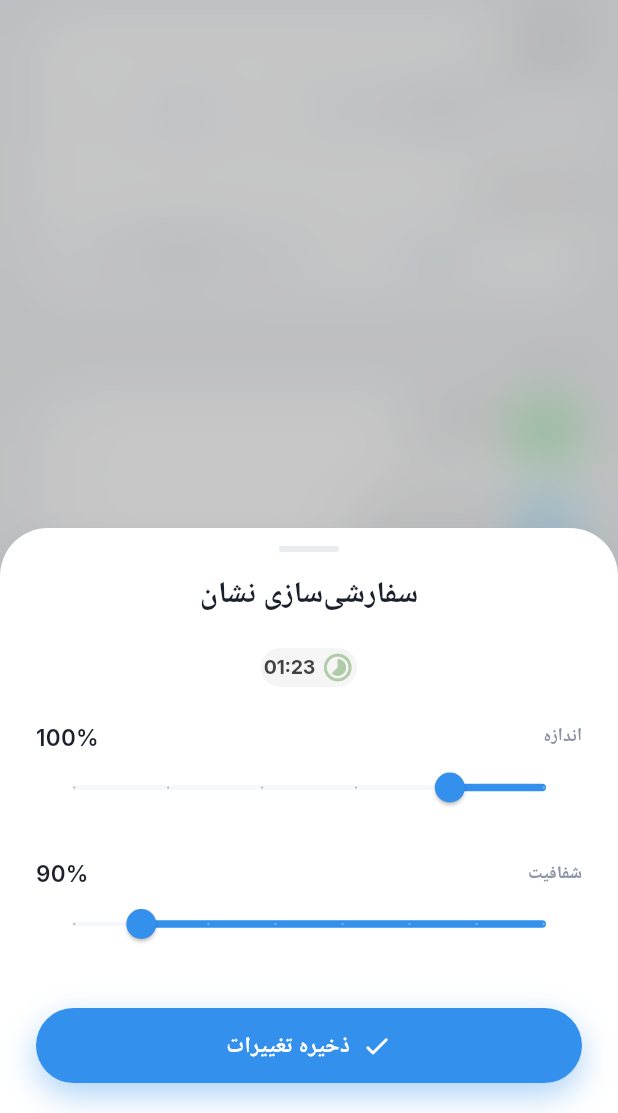
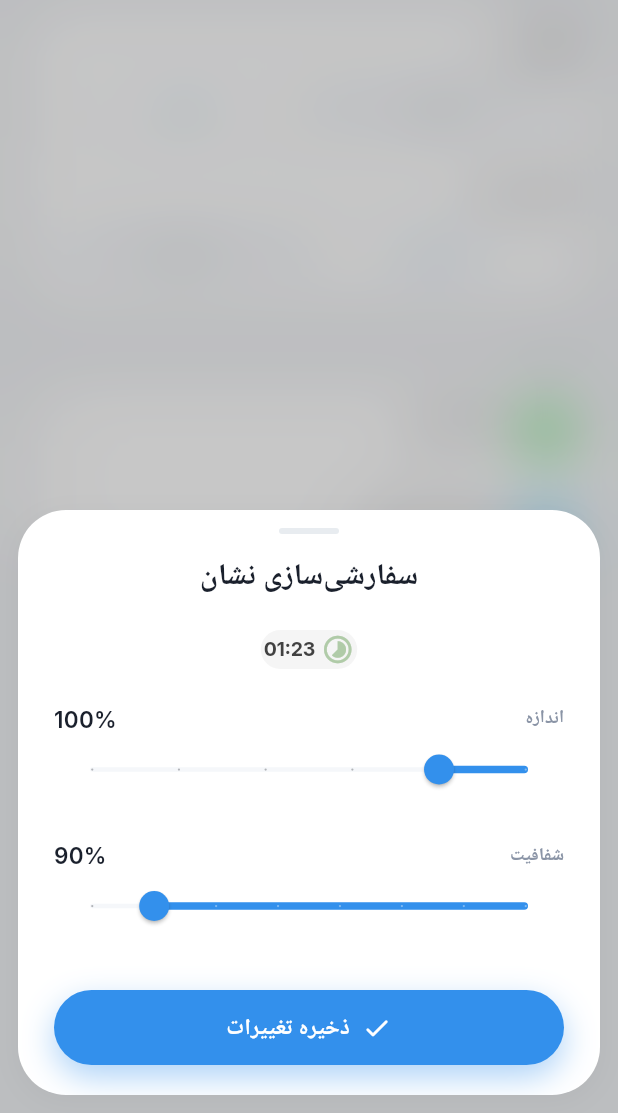
Before and after one commit to aminjafari-dev/app_usage, a Flutter app: the SettingsPage screen opened by its route, after a tap on "فارسی", after a tap on "ظاهر نشان", on a phone screen of 412 x 824 dp, the part 123-1236 px from its top. Run offline on Flutter 3.47's test engine with Material 3 defaults, Android fonts, the light colour scheme and no system bars; our stand-ins replace animated_notch_bottom_bar, dartz, equatable, flutter_bloc, gap, get_it and 2 more; missing offline and left inert: flutter_overlay_window, usage_stats; accounts and stored records are empty.

Commit message:
Refactor bottom sheet and badge appearance components for improved layout and consistency. Updated g_blur_sheet.dart to include dynamic padding based on MediaQuery, enhancing the visual presentation. Modified badge_appearance_sheet.dart and coach_settings_sheet.dart to use consistent border radius and added clip behavior for better rendering. These changes aim to enhance the overall user experience and maintain UI consistency across components.

```diff
--- a/lib/core/widgets/g_blur_sheet.dart
+++ b/lib/core/widgets/g_blur_sheet.dart
@@ -81,14 +81,28 @@ Future<T?> showGBlurredBottomSheet<T>({
                   alignment: Alignment.bottomCenter,
                   child: FractionalTranslation(
                     translation: Offset(0, 1 - t),
+                    child: Builder(
+                      builder: (context) {
+                        final media = MediaQuery.of(context);
+                        final margin = EdgeInsets.fromLTRB(
+                          12,
+                          12,
+                          12,
+                          12 + media.padding.bottom,
+                        );
+                        return Padding(
+                          padding: margin,
                           child: Material(
                             color: Colors.transparent,
                             child: ConstrainedBox(
                               constraints: BoxConstraints(
-                          maxHeight: MediaQuery.sizeOf(context).height,
+                                maxHeight: media.size.height - margin.vertical,
                               ),
                               child: child,
                             ),
+                          ),
+                        );
+                      },
                     ),
                   ),
                 ),
--- a/lib/features/settings/presentation/widgets/badge_appearance_sheet.dart
+++ b/lib/features/settings/presentation/widgets/badge_appearance_sheet.dart
@@ -86,13 +86,13 @@ class _BadgeAppearanceSheetState extends State<BadgeAppearanceSheet> {
       child: Container(
         decoration: BoxDecoration(
           color: AppTheme.surfaceOf(context),
-          borderRadius: const BorderRadius.vertical(
-            top: Radius.circular(AppTheme.radiusCard),
-          ),
+          borderRadius: BorderRadius.circular(AppTheme.radiusCard),
           boxShadow: AppTheme.cardShadow,
         ),
+        clipBehavior: Clip.antiAlias,
         child: SafeArea(
           top: false,
+          bottom: false,
           child: Padding(
             padding: const EdgeInsets.fromLTRB(24, 12, 24, 20),
             child: Column(
--- a/lib/features/settings/presentation/widgets/coach_settings_sheet.dart
+++ b/lib/features/settings/presentation/widgets/coach_settings_sheet.dart
@@ -75,13 +75,13 @@ class _CoachSettingsSheetState extends State<CoachSettingsSheet> {
       child: Container(
         decoration: BoxDecoration(
           color: AppTheme.surfaceOf(context),
-          borderRadius: const BorderRadius.vertical(
-            top: Radius.circular(AppTheme.radiusCard),
-          ),
+          borderRadius: BorderRadius.circular(AppTheme.radiusCard),
           boxShadow: AppTheme.cardShadow,
         ),
+        clipBehavior: Clip.antiAlias,
         child: SafeArea(
           top: false,
+          bottom: false,
           child: SingleChildScrollView(
             padding: const EdgeInsets.fromLTRB(24, 12, 24, 20),
             child: Column(
```
Lines whose indentation alone changed are shown as unchanged.
